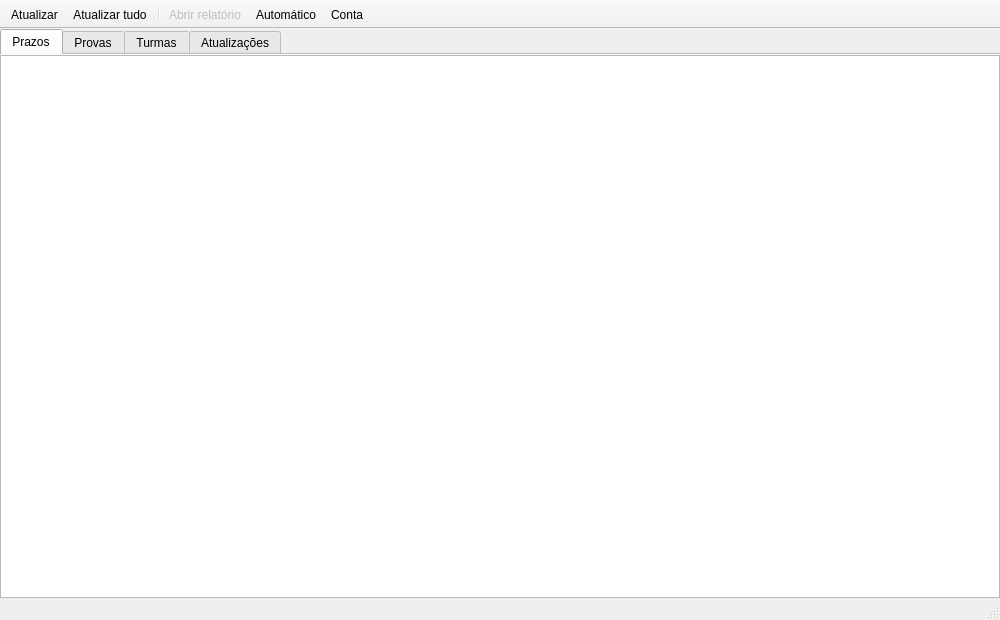
The window that src/ui/forms/JanelaPrincipal.ui (matheus-fsc/Sigaa-Desktop-Viewer) describes before a commit, drawn with Qt 5.
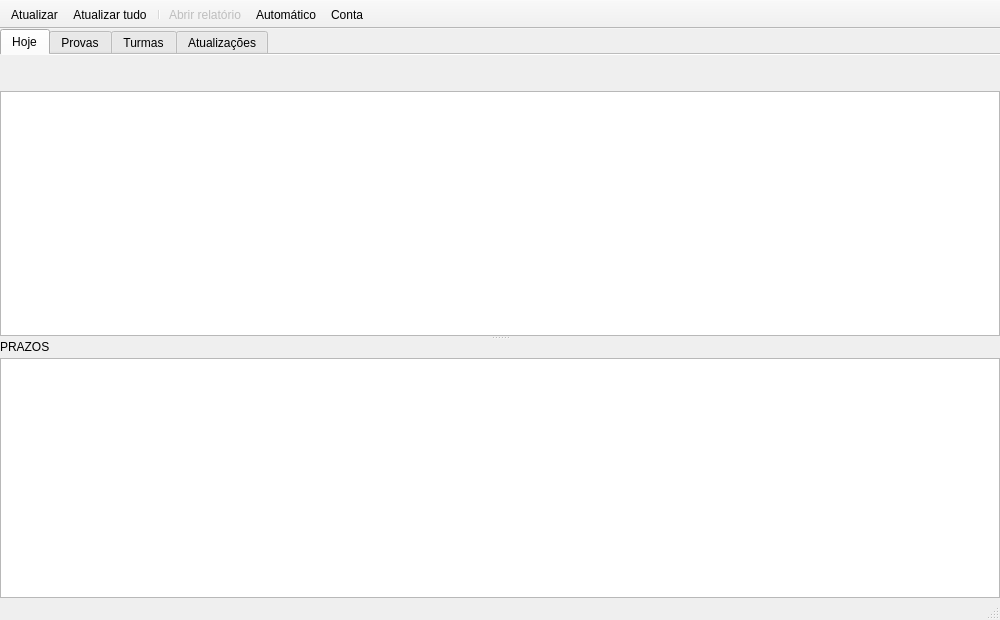
The same window after the commit. Custom widgets are drawn as their Qt base class.

Patch:
```diff
--- a/src/ui/forms/JanelaPrincipal.ui
+++ b/src/ui/forms/JanelaPrincipal.ui
@@ -40,24 +40,117 @@
       </property>
       <widget class="QWidget" name="abaPrazos">
        <attribute name="title">
-        <string>Prazos</string>
+        <string>Hoje</string>
        </attribute>
+       <layout class="QVBoxLayout" name="layoutHoje">
+        <property name="spacing">
+         <number>0</number>
+        </property>
+        <property name="leftMargin">
+         <number>0</number>
+        </property>
+        <property name="topMargin">
+         <number>0</number>
+        </property>
+        <property name="rightMargin">
+         <number>0</number>
+        </property>
+        <property name="bottomMargin">
+         <number>0</number>
+        </property>
+        <item>
+         <widget class="QSplitter" name="divisorHoje">
+          <property name="orientation">
+           <enum>Qt::Vertical</enum>
+          </property>
+          <property name="childrenCollapsible">
+           <bool>false</bool>
+          </property>
+          <widget class="QWidget" name="painelAulas">
+           <layout class="QVBoxLayout" name="layoutPainelAulas">
+            <property name="spacing">
+             <number>4</number>
+            </property>
+            <property name="leftMargin">
+             <number>0</number>
+            </property>
+            <property name="topMargin">
+             <number>0</number>
+            </property>
+            <property name="rightMargin">
+             <number>0</number>
+            </property>
+            <item>
+             <widget class="QLabel" name="rotuloDia">
+              <property name="classe" stdset="0">
+               <string>tituloTurma</string>
+              </property>
+              <property name="text">
+               <string notr="true"/>
+              </property>
+             </widget>
+            </item>
+            <item>
+             <widget class="QLabel" name="rotuloResumoDia">
+              <property name="classe" stdset="0">
+               <string>cartaoDetalhe</string>
+              </property>
+              <property name="wordWrap">
+               <bool>true</bool>
+              </property>
+              <property name="text">
+               <string notr="true"/>
+              </property>
+             </widget>
+            </item>
+            <item>
+             <widget class="QTreeView" name="arvoreHoje">
+              <property name="alternatingRowColors">
+               <bool>true</bool>
+              </property>
+              <property name="selectionBehavior">
+               <enum>QAbstractItemView::SelectRows</enum>
+              </property>
+              <property name="uniformRowHeights">
+               <bool>true</bool>
+              </property>
+              <property name="rootIsDecorated">
+               <bool>false</bool>
+              </property>
+              <property name="toolTip">
+               <string>Aulas de hoje e de amanhã, com o material que o professor pendurou em cada uma. Duplo clique abre a turma.</string>
+              </property>
+              <attribute name="headerStretchLastSection">
+               <bool>false</bool>
+              </attribute>
+             </widget>
+            </item>
+           </layout>
+          </widget>
+          <widget class="QWidget" name="painelPrazos">
        <layout class="QVBoxLayout" name="layoutPrazos">
         <property name="spacing">
-         <number>0</number>
+             <number>4</number>
         </property>
         <property name="leftMargin">
          <number>0</number>
         </property>
-        <property name="topMargin">
-         <number>0</number>
-        </property>
         <property name="rightMargin">
          <number>0</number>
         </property>
         <property name="bottomMargin">
          <number>0</number>
         </property>
+            <item>
+             <widget class="QLabel" name="rotuloPrazos">
+              <property name="classe" stdset="0">
+               <string>cartaoTitulo</string>
+              </property>
+              <property name="text">
+               <string>PRAZOS</string>
+              </property>
+             </widget>
+            </item>
         <item>
          <widget class="QTableView" name="tvPrazos">
           <property name="alternatingRowColors">
@@ -81,6 +174,10 @@
           <attribute name="verticalHeaderVisible">
            <bool>false</bool>
           </attribute>
+             </widget>
+            </item>
+           </layout>
+          </widget>
          </widget>
         </item>
        </layout>
```
Left out of the diff: 2 changed lines with no effect on the pictures. Lines whose indentation alone changed are shown as unchanged.
